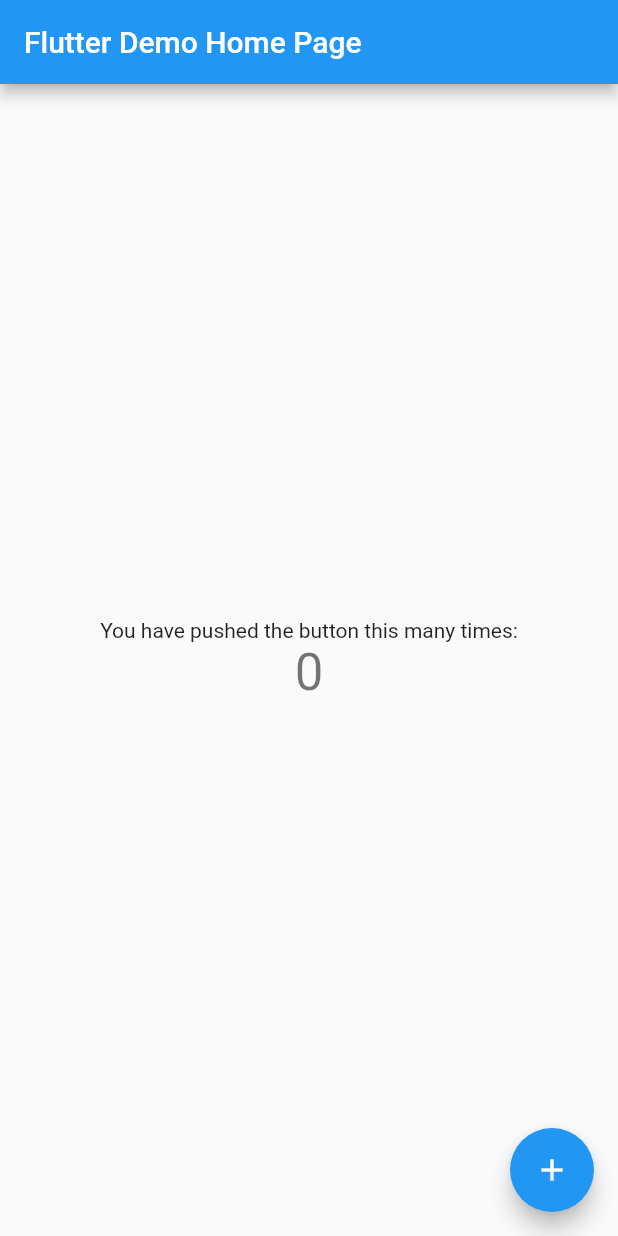
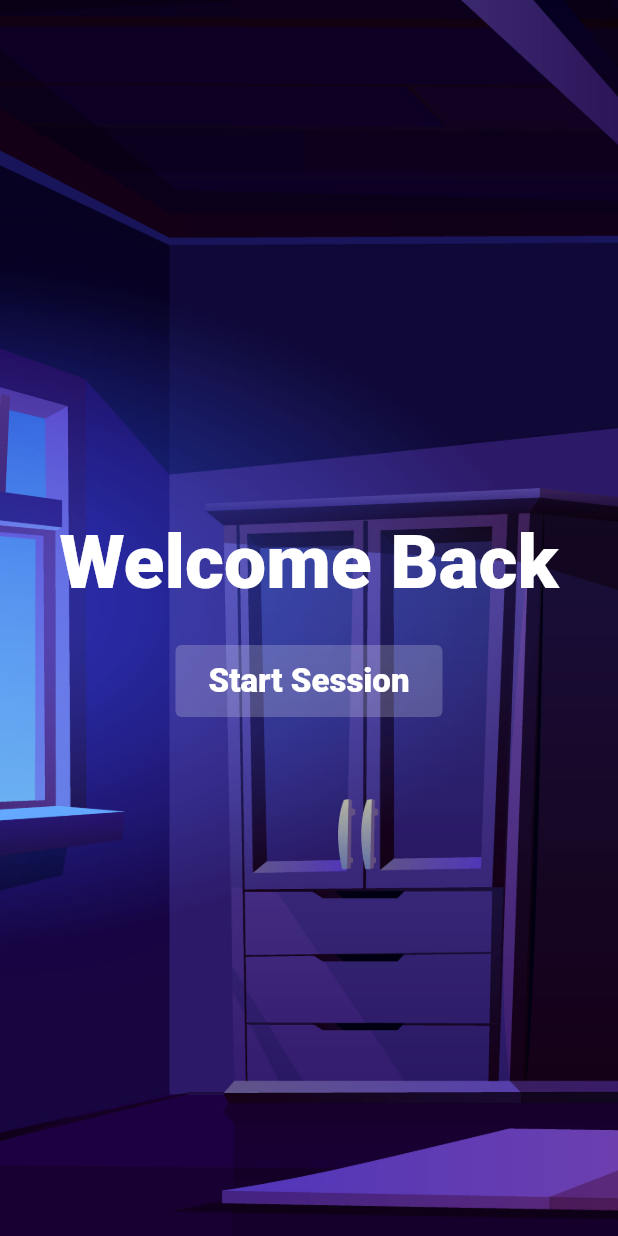
Before and after one commit to leej1230/Reposer, a Flutter app: the screen it shows after launch, on a phone screen of 412 x 824 dp. Run offline on Flutter 3.47's test engine with Material 2 defaults, Android fonts, the phone set to English and light mode, and no system bars.

Commit message:
Added start page

```diff
--- a/lib/main.dart
+++ b/lib/main.dart
@@ -24,92 +24,64 @@
         // is not restarted.
         primarySwatch: Colors.blue,
       ),
-      home: const MyHomePage(title: 'Flutter Demo Home Page'),
+      home: HomePage(),
     );
   }
 }
 
-class MyHomePage extends StatefulWidget {
-  const MyHomePage({super.key, required this.title});
-
-  // This widget is the home page of your application. It is stateful, meaning
-  // that it has a State object (defined below) that contains fields that affect
-  // how it looks.
-
-  // This class is the configuration for the state. It holds the values (in this
-  // case the title) provided by the parent (in this case the App widget) and
-  // used by the build method of the State. Fields in a Widget subclass are
-  // always marked "final".
-
-  final String title;
-
-  @override
-  State<MyHomePage> createState() => _MyHomePageState();
-}
-
-class _MyHomePageState extends State<MyHomePage> {
-  int _counter = 0;
-
-  void _incrementCounter() {
-    setState(() {
-      // This call to setState tells the Flutter framework that something has
-      // changed in this State, which causes it to rerun the build method below
-      // so that the display can reflect the updated values. If we changed
-      // _counter without calling setState(), then the build method would not be
-      // called again, and so nothing would appear to happen.
-      _counter++;
-    });
-  }
-
+class HomePage extends StatelessWidget {
   @override
   Widget build(BuildContext context) {
-    // This method is rerun every time setState is called, for instance as done
-    // by the _incrementCounter method above.
-    //
-    // The Flutter framework has been optimized to make rerunning build methods
-    // fast, so that you can just rebuild anything that needs updating rather
-    // than having to individually change instances of widgets.
     return Scaffold(
-      appBar: AppBar(
-        // Here we take the value from the MyHomePage object that was created by
-        // the App.build method, and use it to set our appbar title.
-        title: Text(widget.title),
+      body: Container(
+        decoration: const BoxDecoration(
+          image: DecorationImage(
+            alignment: Alignment(-0.9, -1.0),
+            image: AssetImage('assets/images/background/10.jpg'),
+            fit: BoxFit.fitHeight,
           ),
-      body: Center(
-        // Center is a layout widget. It takes a single child and positions it
-        // in the middle of the parent.
+        ),
+        child: Center(
           child: Column(
-          // Column is also a layout widget. It takes a list of children and
-          // arranges them vertically. By default, it sizes itself to fit its
-          // children horizontally, and tries to be as tall as its parent.
-          //
-          // Invoke "debug painting" (press "p" in the console, choose the
-          // "Toggle Debug Paint" action from the Flutter Inspector in Android
-          // Studio, or the "Toggle Debug Paint" command in Visual Studio Code)
-          // to see the wireframe for each widget.
-          //
-          // Column has various properties to control how it sizes itself and
-          // how it positions its children. Here we use mainAxisAlignment to
-          // center the children vertically; the main axis here is the vertical
-          // axis because Columns are vertical (the cross axis would be
-          // horizontal).
             mainAxisAlignment: MainAxisAlignment.center,
             children: <Widget>[
-            const Text(
-              'You have pushed the button this many times:',
+              Text(
+                'Welcome Back',
+                // Consider making this style constant for later development
+                style: TextStyle(
+                  fontSize: 50.0,
+                  color: Colors.white,
+                  fontWeight: FontWeight.w800,
                 ),
-            Text(
-              '$_counter',
-              style: Theme.of(context).textTheme.headlineMedium,
               ),
+              SizedBox(
+                height: 25.0,
+              ),
+              TextButton(
+                onPressed: () {},
+                child: Padding(
+                  padding: const EdgeInsets.symmetric(
+                    vertical: 3.0,
+                    horizontal: 14.0,
+                  ),
+                  child: Text(
+                    'Start Session',
+                    style: TextStyle(
+                      fontSize: 22.0,
+                      color: Colors.white,
+                      fontWeight: FontWeight.w800,
+                    ),
+                  ),
+                ),
+                style: TextButton.styleFrom(
+                  foregroundColor: Colors.white,
+                  backgroundColor: Colors.white.withOpacity(0.2),
+                ),
+              )
             ],
           ),
         ),
-      floatingActionButton: FloatingActionButton(
-        onPressed: _incrementCounter,
-        tooltip: 'Increment',
-        child: const Icon(Icons.add),
-      ), // This trailing comma makes auto-formatting nicer for build methods.
+      ),
     );
   }
 }
--- a/pubspec.yaml
+++ b/pubspec.yaml
@@ -60,6 +60,8 @@
 
   # To add assets to your application, add an assets section, like this:
   # assets:
+  assets:
+    - assets/images/background/
   #   - images/a_dot_burr.jpeg
   #   - images/a_dot_ham.jpeg
 
```
Also changed, not shown: assets/images/background/10.jpg (added). Lines whose indentation alone changed are shown as unchanged.
